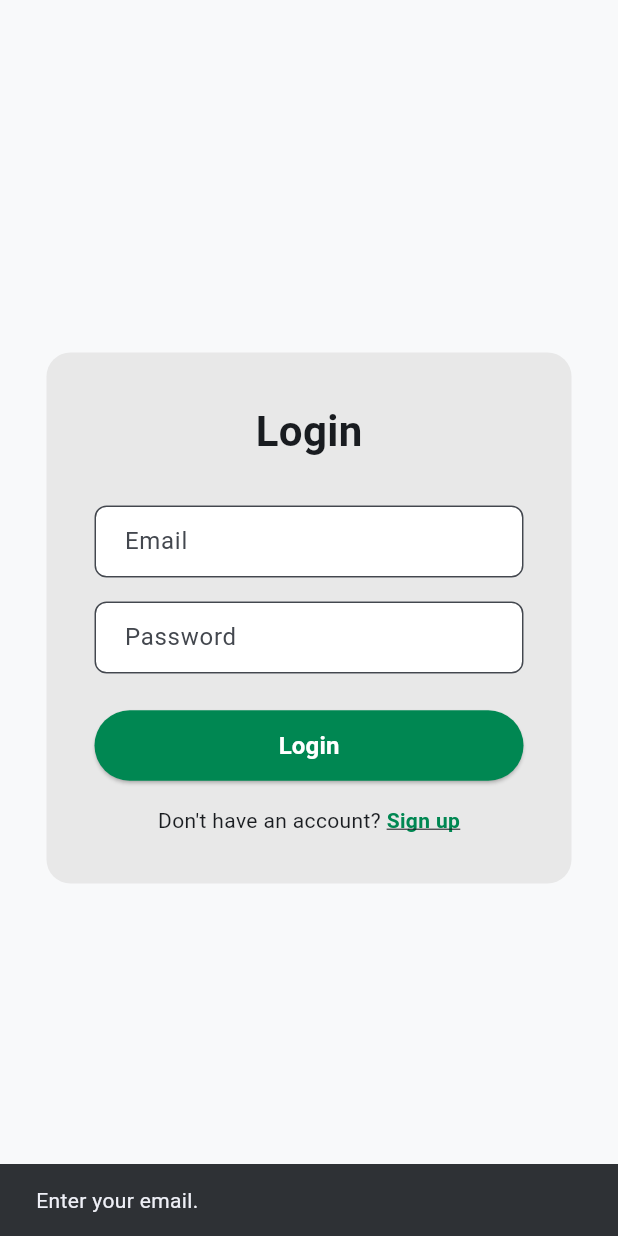
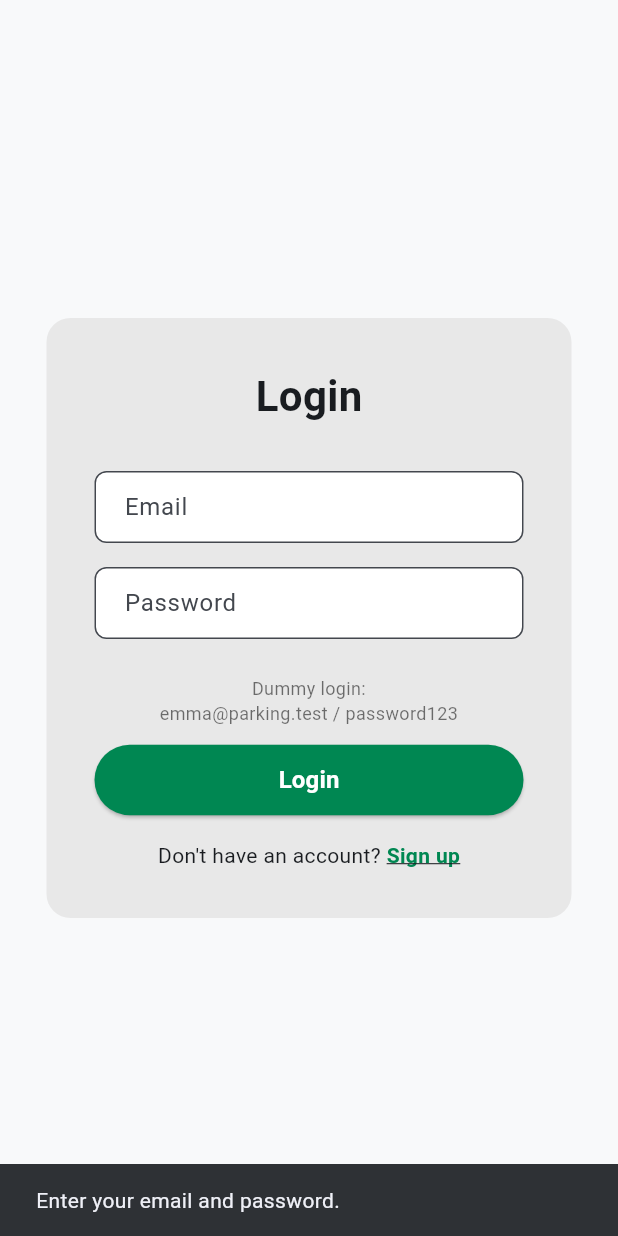
Before and after one commit to SETaP-2025-2026-Team-2a/Parking-App, a Flutter app: the LoginPage screen opened directly, after a tap on "Login", on a phone screen of 412 x 824 dp. Run offline on Flutter 3.47's test engine with Material 3 defaults, Android fonts, the phone set to English and light mode, and no system bars; our stand-ins replace equatable, flutter_bloc, flutter_map, flutter_tts, geolocator, latlong2; network calls fail.

Commit message:
feat: enhance login and profile pages with dummy authentication and user profile loading

```diff
--- a/frontend/lib/pages/login_page.dart
+++ b/frontend/lib/pages/login_page.dart
@@ -1,10 +1,13 @@
 import 'package:flutter/material.dart';
 import 'package:parkingapp/pages/signup_page.dart';
-import 'package:parkingapp/user_addition/user_add.dart';
+import 'package:parkingapp/user_addition/dummy_auth.dart';
+import 'package:parkingapp/user_addition/user_model.dart';
 
 //overall box
 class LoginPage extends StatefulWidget {
-  const LoginPage({super.key});
+  final ValueChanged<AuthSession>? onLoginSuccess;
+
+  const LoginPage({super.key, this.onLoginSuccess});
 
   @override
   State<LoginPage> createState() => _LoginPageState();
@@ -24,10 +27,11 @@ class _LoginPageState extends State<LoginPage> {
 
   Future<void> _handleLogin() async {
     final email = _emailController.text.trim();
-    if (email.isEmpty) {
-      ScaffoldMessenger.of(
-        context,
-      ).showSnackBar(const SnackBar(content: Text('Enter your email.')));
+    final password = _passwordController.text;
+    if (email.isEmpty || password.isEmpty) {
+      ScaffoldMessenger.of(context).showSnackBar(
+        const SnackBar(content: Text('Enter your email and password.')),
+      );
       return;
     }
 
@@ -36,27 +40,23 @@ class _LoginPageState extends State<LoginPage> {
     });
 
     try {
-      final exists = await getUserByEmail(email: email);
+      final session = await loginDummyUser(email: email, password: password);
       if (!mounted) {
         return;
       }
 
-      if (!exists) {
-        ScaffoldMessenger.of(context).showSnackBar(
-          const SnackBar(content: Text('No account found for this email.')),
-        );
+      if (widget.onLoginSuccess != null) {
+        widget.onLoginSuccess!(session);
         return;
       }
 
-      ScaffoldMessenger.of(context).showSnackBar(
-        const SnackBar(content: Text('Email found. You can continue login.')),
-      );
-    } catch (_) {
+      Navigator.of(context).pop(session);
+    } catch (e) {
       if (!mounted) {
         return;
       }
       ScaffoldMessenger.of(context).showSnackBar(
-        const SnackBar(content: Text('Could not verify email right now.')),
+        SnackBar(content: Text(e.toString().replaceFirst('Exception: ', ''))),
       );
     } finally {
       if (mounted) {
@@ -122,6 +122,12 @@ class _LoginPageState extends State<LoginPage> {
                 obscureText: true,
               ),
               const SizedBox(height: 24),
+              const Text(
+                'Dummy login:\nemma@parking.test / password123',
+                textAlign: TextAlign.center,
+                style: TextStyle(fontSize: 12, color: Colors.black54),
+              ),
+              const SizedBox(height: 12),
               // Login Button
               SizedBox(
                 width: double.infinity,
--- a/frontend/lib/pages/settings_page.dart
+++ b/frontend/lib/pages/settings_page.dart
@@ -4,7 +4,9 @@ import '../utils/theme_manager.dart';
 
 // Settings Tab Content
 class SettingsTabContent extends StatefulWidget {
-  const SettingsTabContent({super.key});
+  final VoidCallback? onLogout;
+
+  const SettingsTabContent({super.key, this.onLogout});
 
   @override
   State<SettingsTabContent> createState() => _SettingsTabContentState();
@@ -284,6 +286,7 @@ class _SettingsTabContentState extends State<SettingsTabContent> {
             TextButton(
               onPressed: () {
                 Navigator.pop(context);
+                widget.onLogout?.call();
                 ScaffoldMessenger.of(context).showSnackBar(
                   const SnackBar(content: Text('Logged out successfully')),
                 );
```
Also changed, not shown: frontend/lib/pages/profile_page.dart (+127 -36 lines).
